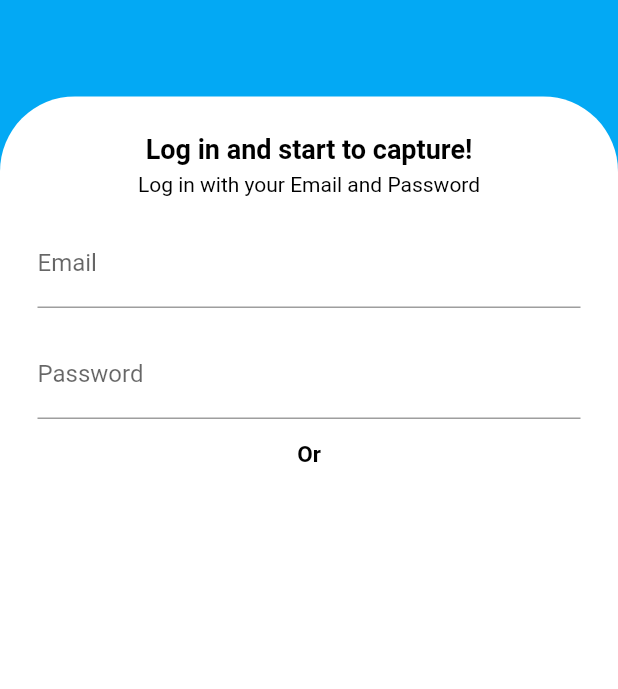
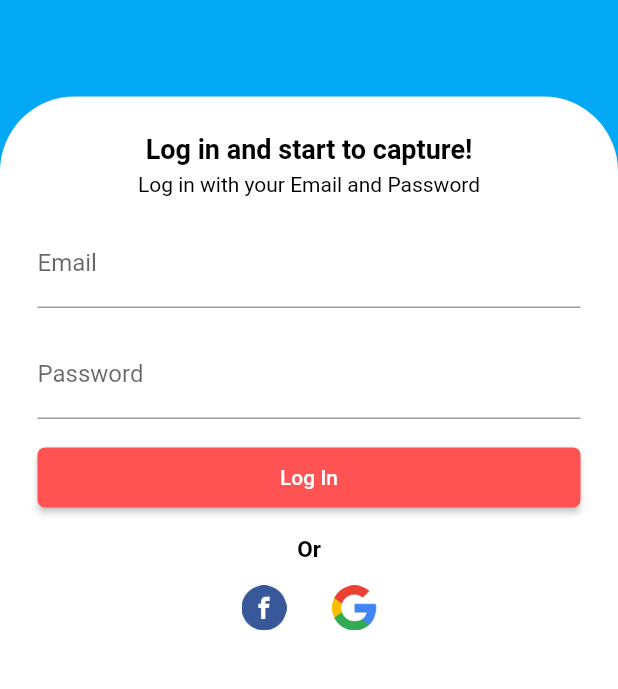
Before and after one commit to EverK777/poke_flutter, a Flutter app: the screen it shows after launch, on a phone screen of 412 x 824 dp, the part 398-1087 px from its top. Run offline on Flutter 3.47's test engine with Material 2 defaults, Android fonts, the phone set to English and light mode, and no system bars; our stand-ins replace chopper, cloud_firestore, curved_navigation_bar, flutter_swiper, rxdart, transparent_image; accounts and stored records are empty; generated files the repository leaves out were written again.

Commit message:
Login ui finished

```diff
--- a/lib/ui/login/login.dart
+++ b/lib/ui/login/login.dart
@@ -6,13 +6,14 @@ class Login extends StatelessWidget {
   Widget build(BuildContext context) {
     final _screenSize = MediaQuery.of(context).size;
     return Scaffold(
-      backgroundColor: Colors.lightBlue,
+      backgroundColor: Colors.white,
       body: SingleChildScrollView(
-        child: Column(
+        child: Stack(
           children: <Widget>[
             Container(
-              height: _screenSize.height*0.40,
+              height: _screenSize.height,
               width: _screenSize.width,
+              color: Colors.lightBlue,
               padding: EdgeInsets.only(top: 45),
               child: Column(
                 mainAxisSize: MainAxisSize.min,
@@ -50,9 +51,11 @@ class Login extends StatelessWidget {
                 ],
               ),
             ),
-            Container(
+            Positioned(
+              height: _screenSize.height*0.60,
+              top: _screenSize.height*0.40,
               child: Container(
-                  height: _screenSize.height*0.60,
+                  child: Container(
                     width: _screenSize.width,
                     decoration: new BoxDecoration(
                         borderRadius: new BorderRadius.only(
@@ -87,9 +90,29 @@ class Login extends StatelessWidget {
                           ),
                           Container(
                             margin: EdgeInsets.only(top:15),
+                            child: buttonEmailAndPassword(),
+                          ),
+                          Container(
+                            margin: EdgeInsets.only(top:15),
                             child:     Text('Or',style: TextStyle(color: Colors.black,fontWeight: FontWeight.bold,fontSize: 15),)
+                          ),
+                          Center(
+                            child: Row(
+                              mainAxisAlignment:MainAxisAlignment.center,
+                            children: <Widget>[
+                              Container(
+                                margin: EdgeInsets.all(15),
+                                child: facebookImage(),
+                              ),
+                              Container(
+                                margin: EdgeInsets.all(15),
+                                child: googleImage(),
                               )
                             ],
+                            ),
+                          )
+                        ],
+                      ),
                     ),
                   ),
               ),
@@ -112,4 +135,46 @@ class Login extends StatelessWidget {
         keyboardType: TextInputType.text);
   }
 
+  Widget buttonEmailAndPassword(){
+    return ButtonTheme(
+      minWidth: double.infinity,
+      height: 40,
+      child: RaisedButton(
+          elevation: 2,
+          color: Colors.redAccent ,
+          shape: new RoundedRectangleBorder(
+            borderRadius: new BorderRadius.circular(5.0),
+          ),
+        child: Text("Log In",style: TextStyle(color: Colors.white),),
+        onPressed: (){}
+      ),
+    );
   }
+
+  Widget facebookImage(){
+    return GestureDetector(
+      onTap: (){},
+      child: Container(
+        child: Image.asset(
+          'assets/images/facebook.png',
+          width: 30,
+          height: 30,
+        ),
+      ),
+    );
+  }
+
+  Widget googleImage(){
+    return GestureDetector(
+      onTap: (){},
+      child: Container(
+        child: Image.asset(
+          'assets/images/google.png',
+          width: 30,
+          height: 30,
+        ),
+      ),
+    );
+  }
+
+}
--- a/pubspec.yaml
+++ b/pubspec.yaml
@@ -29,6 +29,7 @@ dependencies:
   equatable: ^0.6.0
   transparent_image: ^1.0.0
   cloud_firestore: ^0.11.0+2
+
 
 
   # The following adds the Cupertino Icons font to your application.
@@ -68,6 +69,8 @@ flutter:
     - assets/images/unova.png
     - assets/images/pokeball.png
     - assets/images/miniPoke.png
+    - assets/images/facebook.png
+    - assets/images/google.png
 
 
   # An image asset can refer to one or more resolution-specific "variants", see
```
Also changed, not shown: assets/images/facebook.png (added), assets/images/google.png (added), pubspec.lock, 2 other files. Lines whose indentation alone changed are shown as unchanged.
